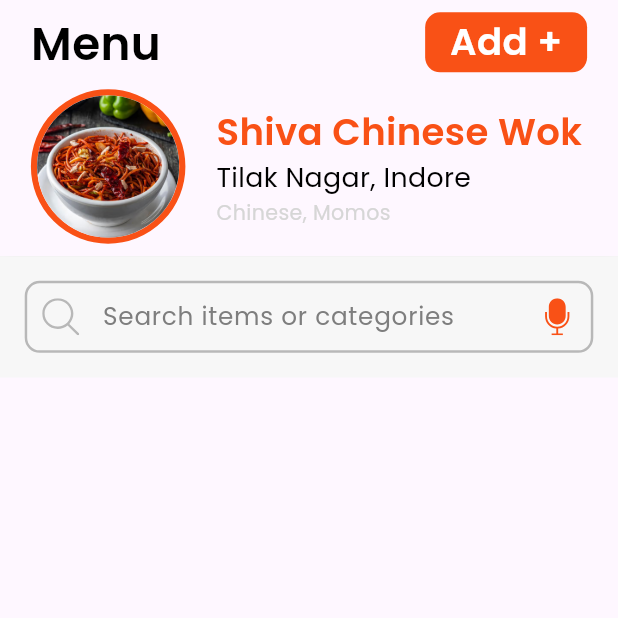
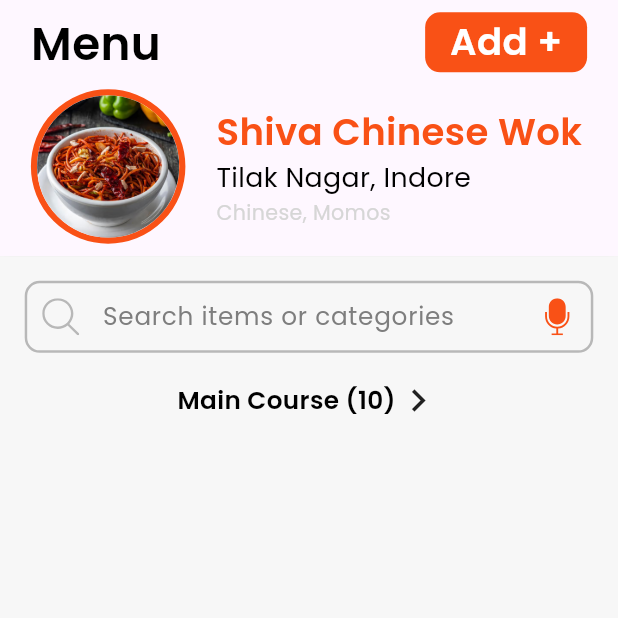
Before and after one commit to mayankjonwal02/Nukkad_Foods, a Flutter app: the MenuBody screen opened directly, on a phone screen of 412 x 824 dp, the top half of it. Run offline on Flutter 3.47's test engine with Material 3 defaults, Android fonts, the phone set to English and light mode, and no system bars; our stand-ins replace card_swiper, dotted_border, dotted_line, file_picker, flutter_dotenv, flutter_otp_text_field and 11 more; missing offline and left inert: another_stepper; accounts and stored records are empty; project files that could hold a hidden picture were left out.

Commit message:
Added Menu Screen

```diff
--- a/Frontend/restaurant_app/lib/Screens/Navbar/menuBody.dart
+++ b/Frontend/restaurant_app/lib/Screens/Navbar/menuBody.dart
@@ -1,7 +1,7 @@
 import 'package:flutter/material.dart';
 import 'package:restaurant_app/Widgets/customs/MenuBody/menuAppBar.dart';
+import 'package:restaurant_app/Widgets/customs/MenuBody/menuItems.dart';
 import 'package:restaurant_app/Widgets/customs/MenuBody/menuSearchBar.dart';
-
 
 class MenuBody extends StatefulWidget {
   const MenuBody({super.key});
@@ -14,12 +14,17 @@ class _MenuBodyState extends State<MenuBody> {
   @override
   Widget build(BuildContext context) {
     return const Scaffold(
+      backgroundColor: Color(0xFFF7F7F7),
       body: SingleChildScrollView(
         child: SafeArea(
           child: Column(
             children: [
               MenuAppBar(),
               MenuSearchBar(),
+              Padding(
+                padding: EdgeInsets.symmetric(horizontal: 16.0),
+                child: MenuItems(),
+              ),
             ],
           ),
         ),
--- /dev/null
+++ b/Frontend/restaurant_app/lib/Widgets/customs/MenuBody/menuItems.dart
@@ -0,0 +1,68 @@
+import 'package:flutter/material.dart';
+import 'package:restaurant_app/Widgets/constants/texts.dart';
+import 'package:restaurant_app/Widgets/menu/menuItemCard.dart';
+
+class MenuItems extends StatefulWidget {
+  const MenuItems({Key? key}) : super(key: key);
+
+  @override
+  _MenuItemsState createState() => _MenuItemsState();
+}
+
+class _MenuItemsState extends State<MenuItems> with TickerProviderStateMixin {
+  bool isExpanded = false;
+
+  void _toggleExpand() {
+    setState(() {
+      isExpanded = !isExpanded;
+    });
+  }
+
+  @override
+  Widget build(BuildContext context) {
+    return Center(
+      child: Column(
+        children: [
+          GestureDetector(
+            onTap: _toggleExpand,
+            child: Row(
+              mainAxisAlignment: MainAxisAlignment.center,
+              children: [
+                Text(
+                  'Main Course (10)',
+                  style: h6TextStyle,
+                ),
+                Icon(
+                  isExpanded
+                      ? Icons.keyboard_arrow_down
+                      : Icons.keyboard_arrow_right,
+                  size: 30,
+                ),
+              ],
+            ),
+          ),
+          SizeTransition(
+            sizeFactor: CurvedAnimation(
+              parent: AnimationController(
+                vsync: this,
+                duration: Duration(milliseconds: 300),
+              )..forward(),
+              curve: Curves.easeInOut,
+            ),
+            axisAlignment: 0.0,
+            child: isExpanded
+                ? Column(
+                    children: [
+                      MenuItemCard(),
+                      MenuItemCard(),
+                      MenuItemCard(),
+                      MenuItemCard(),
+                    ],
+                  )
+                : SizedBox.shrink(),
+          ),
+        ],
+      ),
+    );
+  }
+}
--- a/Frontend/restaurant_app/lib/homeScreen.dart
+++ b/Frontend/restaurant_app/lib/homeScreen.dart
@@ -2,7 +2,6 @@ import 'package:flutter/material.dart';
 import 'package:flutter_dotenv/flutter_dotenv.dart';
 import 'package:flutter_svg/flutter_svg.dart';
 import 'package:sizer/sizer.dart';
-
 import 'Screens/Navbar/MenuBody.dart';
 import 'Screens/Navbar/homeBody.dart';
 import 'Screens/Navbar/orderBody.dart';
```
Also changed, not shown: Frontend/restaurant_app/lib/Widgets/forms/dishesForm.dart (+67 -91 lines), Frontend/restaurant_app/lib/Widgets/menu/categories.dart (+24 -12 lines), Frontend/restaurant_app/lib/Widgets/menu/menuItemCard.dart (added, +141 -0 lines), Frontend/restaurant_app/assets/images/dairyfree.png (added), Frontend/restaurant_app/assets/images/glutenfree.png (added), Frontend/restaurant_app/assets/images/vegan.png (added).
